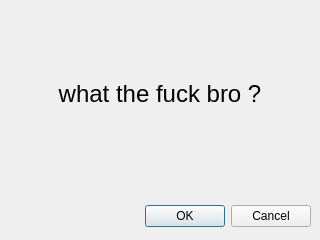
Qt form dialog.ui (ImRIzo/Watchlist) before a commit.
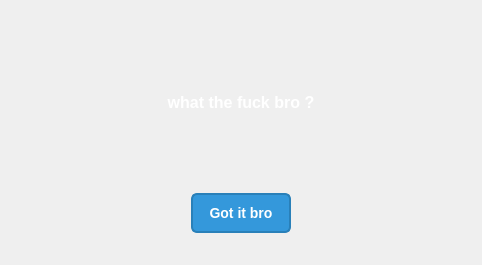
The same form after that commit.

Commit message: dialog windows done

Diff of the .ui file:
```diff
--- a/dialog.ui
+++ b/dialog.ui
@@ -6,14 +6,58 @@
    <rect>
     <x>0</x>
     <y>0</y>
-    <width>320</width>
-    <height>240</height>
+    <width>482</width>
+    <height>265</height>
    </rect>
   </property>
   <property name="windowTitle">
    <string>Dialog</string>
   </property>
-  <layout class="QVBoxLayout" name="verticalLayout" stretch="80,20">
+  <property name="styleSheet">
+   <string notr="true">/* Style for the QDialog (parent) */
+QDialog {
+    background: qlineargradient(spread:pad, x1:0, y1:0, x2:1, y2:1, 
+                                stop:0 #2c3e50,  /* Dark blue-gray */
+                                stop:1 #34495e); /* Slightly lighter blue-gray */
+    border-radius: 12px;
+    padding: 10px;
+}
+
+/* Style for the message label */
+QLabel {
+    color: white;
+    font-size: 16px;
+    font-weight: bold;
+    padding: 10px;
+    border-radius: 8px;
+margin-top: 50px;
+}
+
+/* Style for the OK button */
+QPushButton {
+    background-color: #3498db;  /* Blue color */
+    color: white;
+    font-size: 14px;
+    font-weight: bold;
+    padding: 8px 16px;
+    border-radius: 6px;
+    border: 2px solid #2980b9;
+    transition: all 0.3s ease-in-out;
+}
+
+/* Hover effect for the OK button */
+QPushButton:hover {
+    background-color: #2980b9;  /* Slightly darker blue */
+}
+
+/* Pressed effect for the OK button */
+QPushButton:pressed {
+    background-color: #1f618d;
+    border-color: #1c4f75;
+}
+</string>
+  </property>
+  <layout class="QVBoxLayout" name="verticalLayout" stretch="60,40">
    <property name="leftMargin">
     <number>0</number>
    </property>
@@ -28,12 +72,13 @@
    </property>
    <item>
     <widget class="QWidget" name="up" native="true">
-     <layout class="QHBoxLayout" name="horizontalLayout_2">
+     <layout class="QVBoxLayout" name="verticalLayout_2">
       <item>
        <widget class="QLabel" name="_dialog">
         <property name="font">
          <font>
-          <pointsize>18</pointsize>
+          <pointsize>-1</pointsize>
+          <bold>true</bold>
          </font>
         </property>
         <property name="text">
@@ -45,6 +90,9 @@
         <property name="wordWrap">
          <bool>true</bool>
         </property>
+        <property name="margin">
+         <number>0</number>
+        </property>
        </widget>
       </item>
      </layout>
@@ -53,13 +101,28 @@
    <item>
     <widget class="QWidget" name="down" native="true">
      <layout class="QHBoxLayout" name="horizontalLayout">
+      <property name="leftMargin">
+       <number>0</number>
+      </property>
+      <property name="topMargin">
+       <number>0</number>
+      </property>
+      <property name="rightMargin">
+       <number>0</number>
+      </property>
+      <property name="bottomMargin">
+       <number>0</number>
+      </property>
       <item>
-       <widget class="QDialogButtonBox" name="buttonBox">
-        <property name="orientation">
-         <enum>Qt::Orientation::Horizontal</enum>
+       <widget class="QPushButton" name="pushButtonOK">
+        <property name="maximumSize">
+         <size>
+          <width>100</width>
+          <height>40</height>
+         </size>
         </property>
-        <property name="standardButtons">
-         <set>QDialogButtonBox::StandardButton::Cancel|QDialogButtonBox::StandardButton::Ok</set>
+        <property name="text">
+         <string>Got it bro</string>
         </property>
        </widget>
       </item>
```
Left out of the diff: 35 changed lines with no effect on the pictures. The commit also changes 5 other files.
